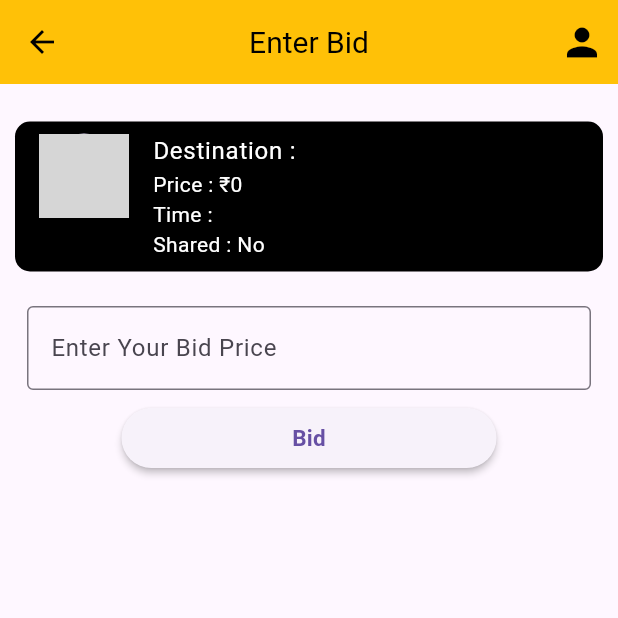
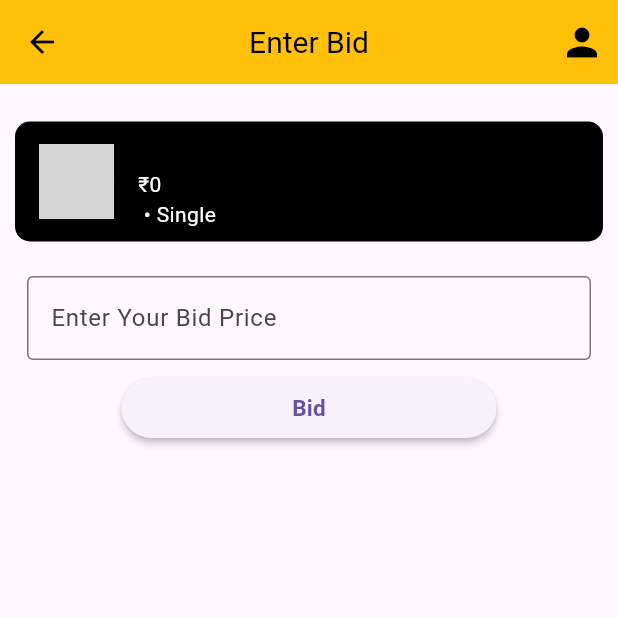
Before and after one commit to Abdev1205/quicktaxy, a Flutter app: the PostBidPage screen opened directly with empty values, on a phone screen of 412 x 824 dp, the top half of it. Run offline on Flutter 3.47's test engine with Material 2 defaults, Android fonts, the light colour scheme and no system bars; our stand-ins replace cloud_firestore, firebase_auth, firebase_core, flutter_rating_bar; missing offline and left inert: flutterfire_ui; accounts and stored records are empty; network calls fail; statements that could not run were skipped; grey boxes are pictures that could not be loaded.

Commit message:
UI Changes

```diff
--- a/lib/global_utils.dart
+++ b/lib/global_utils.dart
@@ -110,7 +110,7 @@ class _MyDrawerState extends State<MyDrawer> {
             ),
             child: SafeArea(
               child: UserAccountsDrawerHeader(
-                margin: EdgeInsets.all(8.0),
+                margin: const EdgeInsets.all(8.0),
                 decoration: BoxDecoration(
                     color: Colors.black,
                     borderRadius: BorderRadius.circular(10)),
--- a/lib/post_list_screen/post_list_utils.dart
+++ b/lib/post_list_screen/post_list_utils.dart
@@ -20,27 +20,25 @@ class MyListTile extends StatefulWidget {
       this.tileColor = Colors.black,
       this.textColor = Colors.white,
       this.fallbackImg = 'assets/GIFs/unknown.gif',
-      this.isBidAccepted = false
-      });
+      this.isBidAccepted = false});
 
   @override
   State<MyListTile> createState() => _MyListTileState();
 }
 
 class _MyListTileState extends State<MyListTile> {
-
   @override
   Widget build(BuildContext context) {
     return Padding(
       padding: const EdgeInsets.symmetric(vertical: 5),
       child: ListTile(
-        textColor:  widget.textColor,
+        textColor: widget.textColor,
         tileColor: widget.tileColor,
         trailing: widget.showDeleteButton && !widget.isBidAccepted
             ? Column(
-              mainAxisAlignment: MainAxisAlignment.center,
-              children: [
-                InkResponse(
+                mainAxisAlignment: MainAxisAlignment.center,
+                children: [
+                  InkResponse(
                     splashColor: Colors.red,
                     child: const Icon(
                       Icons.delete,
@@ -56,11 +54,10 @@ class _MyListTileState extends State<MyListTile> {
                               .delete());
                     },
                   ),
-              ],
-            )
+                ],
+              )
             : null,
-        shape:
-            RoundedRectangleBorder(borderRadius: BorderRadius.circular(10)),
+        shape: RoundedRectangleBorder(borderRadius: BorderRadius.circular(10)),
         onTap: widget.onTapEnabled
             ? () {
                 FirebaseFirestore.instance
@@ -83,8 +80,7 @@ class _MyListTileState extends State<MyListTile> {
                                 padding: const EdgeInsets.only(top: 8.0),
                                 child: Row(
                                   mainAxisAlignment: MainAxisAlignment.center,
-                                  crossAxisAlignment:
-                                      CrossAxisAlignment.center,
+                                  crossAxisAlignment: CrossAxisAlignment.center,
                                   mainAxisSize: MainAxisSize.min,
                                   children: const [
                                     Text('You have excceded the bid limit'),
@@ -97,22 +93,25 @@ class _MyListTileState extends State<MyListTile> {
               }
             : null,
         leading: CircleAvatar(
-          radius: 30,
+          radius: 25,
           foregroundImage: NetworkImage(widget.userDetails.photoURL!),
           onForegroundImageError: (_, __) {},
           backgroundImage: AssetImage(widget.fallbackImg),
         ),
-        title: Text('Destination : ${widget.userDetails.destination}'),
-        isThreeLine: true,
+        title: Text(
+          widget.userDetails.destination,
+          softWrap: false,
+          maxLines: 1,
+          overflow: TextOverflow.fade,
+        ),
         // dense: true,
         subtitle: Column(
           crossAxisAlignment: CrossAxisAlignment.start,
           children: [
             widget.userDetails.price == null
                 ? Container()
-                : Text('Price : ₹${widget.userDetails.price}'),
-            Text('Time : ${widget.userDetails.time}'),
-            Text('Shared : ${widget.userDetails.shared ? 'Yes' : 'No'}'),
+                : Text('₹${widget.userDetails.price}'),
+            Text('${widget.userDetails.time} • ${widget.userDetails.shared ? 'Shared' : 'Single'}'),
           ],
         ),
       ),
```
